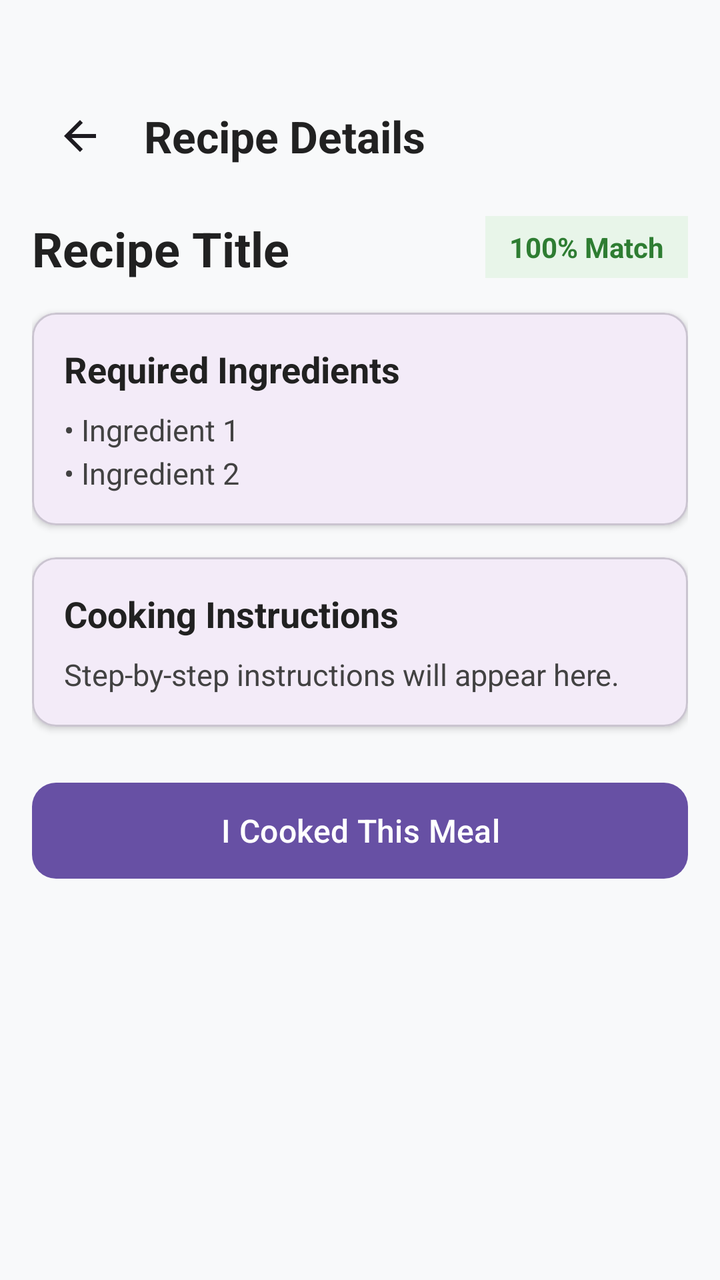
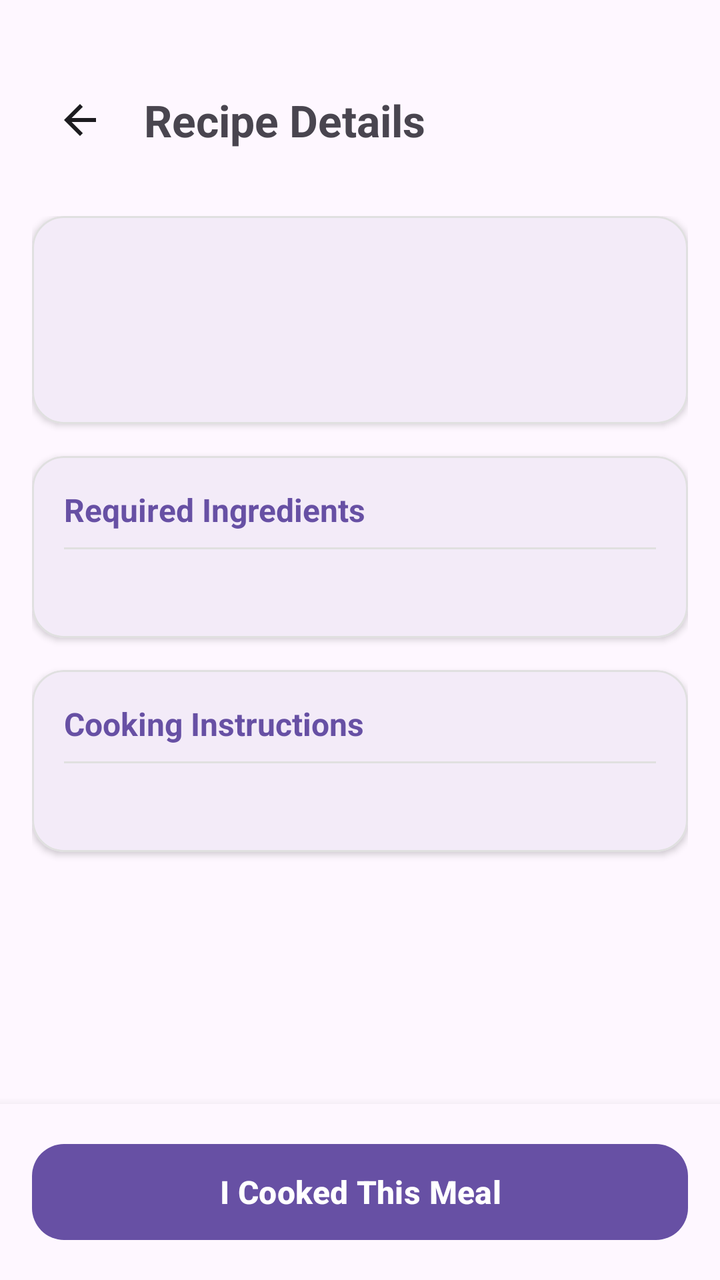

Compare the two renders of this Android layout. The source of the first and the diff that turns it into the second are given below.
<!-- AndroidManifest.xml: application theme Theme.SmartPantryManager -->
<!-- res/layout/activity_recipe_detail.xml -->
<?xml version="1.0" encoding="utf-8"?>
<ScrollView xmlns:android="http://schemas.android.com/apk/res/android"
    xmlns:app="http://schemas.android.com/apk/res-auto"
    android:layout_width="match_parent"
    android:layout_height="match_parent"
    android:background="#F8F9FA"
    android:padding="16dp">

    <LinearLayout
        android:layout_width="match_parent"
        android:layout_height="wrap_content"
        android:orientation="vertical">

        
        <LinearLayout
            android:id="@+id/headerLayoutDetail"
            android:layout_width="match_parent"
            android:layout_height="wrap_content"
            android:layout_marginTop="28dp"
            android:layout_marginBottom="16dp"
            android:gravity="center_vertical"
            android:orientation="horizontal">

            <ImageButton
                android:id="@+id/btnBackDetail"
                android:layout_width="48dp"
                android:layout_height="48dp"
                android:background="?attr/selectableItemBackgroundBorderless"
                android:clickable="true"
                android:contentDescription="Back"
                android:focusable="true"
                android:onClick="onBackClicked"
                android:src="@drawable/ic_arrow_back"
                app:tint="?attr/colorOnSurface" />

            <TextView
                android:layout_width="wrap_content"
                android:layout_height="wrap_content"
                android:layout_marginStart="8dp"
                android:text="Recipe Details"
                android:textColor="#212121"
                android:textSize="22sp"
                android:textStyle="bold" />
        </LinearLayout>

        
        <RelativeLayout
            android:layout_width="match_parent"
            android:layout_height="wrap_content"
            android:layout_marginBottom="16dp">

            <TextView
                android:id="@+id/tvDetailTitle"
                android:layout_width="wrap_content"
                android:layout_height="wrap_content"
                android:layout_alignParentStart="true"
                android:layout_toStartOf="@id/tvDetailMatch"
                android:text="Recipe Title"
                android:textColor="#212121"
                android:textSize="24sp"
                android:textStyle="bold" />

            <TextView
                android:id="@+id/tvDetailMatch"
                android:layout_width="wrap_content"
                android:layout_height="wrap_content"
                android:layout_alignParentEnd="true"
                android:background="#E8F5E9"
                android:paddingHorizontal="12dp"
                android:paddingVertical="6dp"
                android:text="100% Match"
                android:textColor="#2E7D32"
                android:textSize="14sp"
                android:textStyle="bold" />
        </RelativeLayout>

        
        <com.google.android.material.card.MaterialCardView
            android:layout_width="match_parent"
            android:layout_height="wrap_content"
            android:layout_marginBottom="16dp"
            app:cardCornerRadius="12dp"
            app:cardElevation="2dp">

            <LinearLayout
                android:layout_width="match_parent"
                android:layout_height="wrap_content"
                android:orientation="vertical"
                android:padding="16dp">

                <TextView
                    android:layout_width="wrap_content"
                    android:layout_height="wrap_content"
                    android:layout_marginBottom="8dp"
                    android:text="Required Ingredients"
                    android:textColor="#212121"
                    android:textSize="18sp"
                    android:textStyle="bold" />

                <TextView
                    android:id="@+id/tvDetailIngredients"
                    android:layout_width="match_parent"
                    android:layout_height="wrap_content"
                    android:lineSpacingExtra="4dp"
                    android:text="• Ingredient 1\n• Ingredient 2"
                    android:textColor="#424242"
                    android:textSize="15sp" />
            </LinearLayout>
        </com.google.android.material.card.MaterialCardView>

        
        <com.google.android.material.card.MaterialCardView
            android:layout_width="match_parent"
            android:layout_height="wrap_content"
            android:layout_marginBottom="24dp"
            app:cardCornerRadius="12dp"
            app:cardElevation="2dp">

            <LinearLayout
                android:layout_width="match_parent"
                android:layout_height="wrap_content"
                android:orientation="vertical"
                android:padding="16dp">

                <TextView
                    android:layout_width="wrap_content"
                    android:layout_height="wrap_content"
                    android:layout_marginBottom="8dp"
                    android:text="Cooking Instructions"
                    android:textColor="#212121"
                    android:textSize="18sp"
                    android:textStyle="bold" />

                <TextView
                    android:id="@+id/tvDetailInstructions"
                    android:layout_width="match_parent"
                    android:layout_height="wrap_content"
                    android:lineSpacingExtra="4dp"
                    android:text="Step-by-step instructions will appear here."
                    android:textColor="#424242"
                    android:textSize="15sp" />
            </LinearLayout>
        </com.google.android.material.card.MaterialCardView>

        
        <com.google.android.material.button.MaterialButton
            android:id="@+id/btnCookRecipe"
            android:layout_width="match_parent"
            android:layout_height="56dp"
            android:text="I Cooked This Meal"
            android:textSize="16sp"
            app:cornerRadius="12dp" />

    </LinearLayout>
</ScrollView>
<!-- resources referenced by this layout -->
<resources>
  <!-- drawable ic_arrow_back (drawable) -->
  <vector xmlns:android="http://schemas.android.com/apk/res/android" android:autoMirrored="true" android:height="24dp" android:tint="#000000" android:viewportHeight="24" android:viewportWidth="24" android:width="24dp">
        
      <path android:fillColor="@android:color/white" android:pathData="M20,11H7.83l5.59,-5.59L12,4l-8,8 8,8 1.41,-1.41L7.83,13H20v-2z"/>
      
  </vector>
  <style name="Theme.SmartPantryManager" parent="Base.Theme.SmartPantryManager" />
  <style name="Base.Theme.SmartPantryManager" parent="Theme.Material3.DayNight.NoActionBar">
          
          
      </style>
</resources>

<!-- the commit's change to res/layout/activity_recipe_detail.xml (unified diff, before → after) -->
@@ -1,155 +1,194 @@
 <?xml version="1.0" encoding="utf-8"?>
-<ScrollView xmlns:android="http://schemas.android.com/apk/res/android"
+<RelativeLayout xmlns:android="http://schemas.android.com/apk/res/android"
     xmlns:app="http://schemas.android.com/apk/res-auto"
     android:layout_width="match_parent"
     android:layout_height="match_parent"
-    android:background="#F8F9FA"
-    android:padding="16dp">
+    android:background="?attr/colorSurface">
 
+    
     <LinearLayout
+        android:id="@+id/headerLayoutDetail"
         android:layout_width="match_parent"
         android:layout_height="wrap_content"
-        android:orientation="vertical">
+        android:layout_alignParentTop="true"
+        android:layout_marginTop="28dp"
+        android:paddingHorizontal="16dp"
+        android:paddingVertical="8dp"
+        android:gravity="center_vertical"
+        android:orientation="horizontal">
 
-        
-        <LinearLayout
-            android:id="@+id/headerLayoutDetail"
-            android:layout_width="match_parent"
+        <ImageButton
+            android:id="@+id/btnBackDetail"
+            android:layout_width="48dp"
+            android:layout_height="48dp"
+            android:background="?attr/selectableItemBackgroundBorderless"
+            android:clickable="true"
+            android:contentDescription="Back"
+            android:focusable="true"
+            android:onClick="onBackClicked"
+            android:src="@drawable/ic_arrow_back"
+            app:tint="?attr/colorOnSurface" />
+
+        <TextView
+            android:id="@+id/tvDetailHeader"
+            android:layout_width="wrap_content"
             android:layout_height="wrap_content"
-            android:layout_marginTop="28dp"
-            android:layout_marginBottom="16dp"
-            android:gravity="center_vertical"
-            android:orientation="horizontal">
+            android:layout_marginStart="8dp"
+            android:text="Recipe Details"
+            android:textSize="22sp"
+            android:textStyle="bold" />
+    </LinearLayout>
 
-            <ImageButton
-                android:id="@+id/btnBackDetail"
-                android:layout_width="48dp"
-                android:layout_height="48dp"
-                android:background="?attr/selectableItemBackgroundBorderless"
-                android:clickable="true"
-                android:contentDescription="Back"
-                android:focusable="true"
-                android:onClick="onBackClicked"
-                android:src="@drawable/ic_arrow_back"
-                app:tint="?attr/colorOnSurface" />
+    
+    <LinearLayout
+        android:id="@+id/bottomBar"
+        android:layout_width="match_parent"
+        android:layout_height="wrap_content"
+        android:layout_alignParentBottom="true"
+        android:padding="16dp"
+        android:background="?attr/colorSurface"
+        android:elevation="8dp">
 
-            <TextView
-                android:layout_width="wrap_content"
-                android:layout_height="wrap_content"
-                android:layout_marginStart="8dp"
-                android:text="Recipe Details"
-                android:textColor="#212121"
-                android:textSize="22sp"
-                android:textStyle="bold" />
-        </LinearLayout>
-
-        
-        <RelativeLayout
-            android:layout_width="match_parent"
-            android:layout_height="wrap_content"
-            android:layout_marginBottom="16dp">
-
-            <TextView
-                android:id="@+id/tvDetailTitle"
-                android:layout_width="wrap_content"
-                android:layout_height="wrap_content"
-                android:layout_alignParentStart="true"
-                android:layout_toStartOf="@id/tvDetailMatch"
-                android:text="Recipe Title"
-                android:textColor="#212121"
-                android:textSize="24sp"
-                android:textStyle="bold" />
-
-            <TextView
-                android:id="@+id/tvDetailMatch"
-                android:layout_width="wrap_content"
-                android:layout_height="wrap_content"
-                android:layout_alignParentEnd="true"
-                android:background="#E8F5E9"
-                android:paddingHorizontal="12dp"
-                android:paddingVertical="6dp"
-                android:text="100% Match"
-                android:textColor="#2E7D32"
-                android:textSize="14sp"
-                android:textStyle="bold" />
-        </RelativeLayout>
-
-        
-        <com.google.android.material.card.MaterialCardView
-            android:layout_width="match_parent"
-            android:layout_height="wrap_content"
-            android:layout_marginBottom="16dp"
-            app:cardCornerRadius="12dp"
-            app:cardElevation="2dp">
-
-            <LinearLayout
-                android:layout_width="match_parent"
-                android:layout_height="wrap_content"
-                android:orientation="vertical"
-                android:padding="16dp">
-
-                <TextView
-                    android:layout_width="wrap_content"
-                    android:layout_height="wrap_content"
-                    android:layout_marginBottom="8dp"
-                    android:text="Required Ingredients"
-                    android:textColor="#212121"
-                    android:textSize="18sp"
-                    android:textStyle="bold" />
-
-                <TextView
-                    android:id="@+id/tvDetailIngredients"
-                    android:layout_width="match_parent"
-                    android:layout_height="wrap_content"
-                    android:lineSpacingExtra="4dp"
-                    android:text="• Ingredient 1\n• Ingredient 2"
-                    android:textColor="#424242"
-                    android:textSize="15sp" />
-            </LinearLayout>
-        </com.google.android.material.card.MaterialCardView>
-
-        
-        <com.google.android.material.card.MaterialCardView
-            android:layout_width="match_parent"
-            android:layout_height="wrap_content"
-            android:layout_marginBottom="24dp"
-            app:cardCornerRadius="12dp"
-            app:cardElevation="2dp">
-
-            <LinearLayout
-                android:layout_width="match_parent"
-                android:layout_height="wrap_content"
-                android:orientation="vertical"
-                android:padding="16dp">
-
-                <TextView
-                    android:layout_width="wrap_content"
-                    android:layout_height="wrap_content"
-                    android:layout_marginBottom="8dp"
-                    android:text="Cooking Instructions"
-                    android:textColor="#212121"
-                    android:textSize="18sp"
-                    android:textStyle="bold" />
-
-                <TextView
-                    android:id="@+id/tvDetailInstructions"
-                    android:layout_width="match_parent"
-                    android:layout_height="wrap_content"
-                    android:lineSpacingExtra="4dp"
-                    android:text="Step-by-step instructions will appear here."
-                    android:textColor="#424242"
-                    android:textSize="15sp" />
-            </LinearLayout>
-        </com.google.android.material.card.MaterialCardView>
-
-        
         <com.google.android.material.button.MaterialButton
             android:id="@+id/btnCookRecipe"
             android:layout_width="match_parent"
             android:layout_height="56dp"
             android:text="I Cooked This Meal"
             android:textSize="16sp"
-            app:cornerRadius="12dp" />
+            android:textStyle="bold"
+            app:cornerRadius="16dp" />
+    </LinearLayout>
 
-    </LinearLayout>
-</ScrollView>
+    
+    <ScrollView
+        android:layout_width="match_parent"
+        android:layout_height="match_parent"
+        android:layout_below="@id/headerLayoutDetail"
+        android:layout_above="@id/bottomBar"
+        android:clipToPadding="false"
+        android:padding="16dp">
+
+        <LinearLayout
+            android:layout_width="match_parent"
+            android:layout_height="wrap_content"
+            android:orientation="vertical">
+
+            
+            <com.google.android.material.card.MaterialCardView
+                android:layout_width="match_parent"
+                android:layout_height="wrap_content"
+                android:layout_marginBottom="16dp"
+                app:cardCornerRadius="16dp"
+                app:cardElevation="2dp"
+                app:strokeWidth="1dp"
+                app:strokeColor="#E0E0E0">
+
+                <LinearLayout
+                    android:layout_width="match_parent"
+                    android:layout_height="wrap_content"
+                    android:orientation="vertical"
+                    android:padding="16dp">
+
+                    <TextView
+                        android:id="@+id/tvDetailTitle"
+                        android:layout_width="match_parent"
+                        android:layout_height="wrap_content"
+                        android:textSize="24sp"
+                        android:textStyle="bold"
+                        android:textColor="?attr/colorOnSurface" />
+
+                    <TextView
+                        android:id="@+id/tvDetailMatch"
+                        android:layout_width="wrap_content"
+                        android:layout_height="wrap_content"
+                        android:layout_marginTop="10dp"
+                        android:paddingHorizontal="12dp"
+                        android:paddingVertical="6dp"
+                        android:textSize="13sp"
+                        android:textStyle="bold" />
+                </LinearLayout>
+            </com.google.android.material.card.MaterialCardView>
+
+            
+            <com.google.android.material.card.MaterialCardView
+                android:layout_width="match_parent"
+                android:layout_height="wrap_content"
+                android:layout_marginBottom="16dp"
+                app:cardCornerRadius="16dp"
+                app:cardElevation="2dp"
+                app:strokeWidth="1dp"
+                app:strokeColor="#E0E0E0">
+
+                <LinearLayout
+                    android:layout_width="match_parent"
+                    android:layout_height="wrap_content"
+                    android:orientation="vertical"
+                    android:padding="16dp">
+
+                    <TextView
+                        android:layout_width="match_parent"
+                        android:layout_height="wrap_content"
+                        android:text="Required Ingredients"
+                        android:textSize="16sp"
+                        android:textStyle="bold"
+                        android:textColor="?attr/colorPrimary" />
+
+                    <View
+                        android:layout_width="match_parent"
+                        android:layout_height="1dp"
+                        android:layout_marginVertical="8dp"
+                        android:background="#E0E0E0" />
+
+                    <TextView
+                        android:id="@+id/tvDetailIngredients"
+                        android:layout_width="match_parent"
+                        android:layout_height="wrap_content"
+                        android:lineSpacingExtra="6dp"
+                        android:textSize="15sp"
+                        android:textColor="?attr/colorOnSurfaceVariant" />
+                </LinearLayout>
+            </com.google.android.material.card.MaterialCardView>
+
+            
+            <com.google.android.material.card.MaterialCardView
+                android:layout_width="match_parent"
+                android:layout_height="wrap_content"
+                android:layout_marginBottom="16dp"
+                app:cardCornerRadius="16dp"
+                app:cardElevation="2dp"
+                app:strokeWidth="1dp"
+                app:strokeColor="#E0E0E0">
+
+                <LinearLayout
+                    android:layout_width="match_parent"
+                    android:layout_height="wrap_content"
+                    android:orientation="vertical"
+                    android:padding="16dp">
+
+                    <TextView
+                        android:layout_width="match_parent"
+                        android:layout_height="wrap_content"
+                        android:text="Cooking Instructions"
+                        android:textSize="16sp"
+                        android:textStyle="bold"
+                        android:textColor="?attr/colorPrimary" />
+
+                    <View
+                        android:layout_width="match_parent"
+                        android:layout_height="1dp"
+                        android:layout_marginVertical="8dp"
+                        android:background="#E0E0E0" />
+
+                    <TextView
+                        android:id="@+id/tvDetailInstructions"
+                        android:layout_width="match_parent"
+                        android:layout_height="wrap_content"
+                        android:lineSpacingExtra="6dp"
+                        android:textSize="15sp"
+                        android:textColor="?attr/colorOnSurfaceVariant" />
+                </LinearLayout>
+            </com.google.android.material.card.MaterialCardView>
+
+        </LinearLayout>
+    </ScrollView>
+</RelativeLayout>
